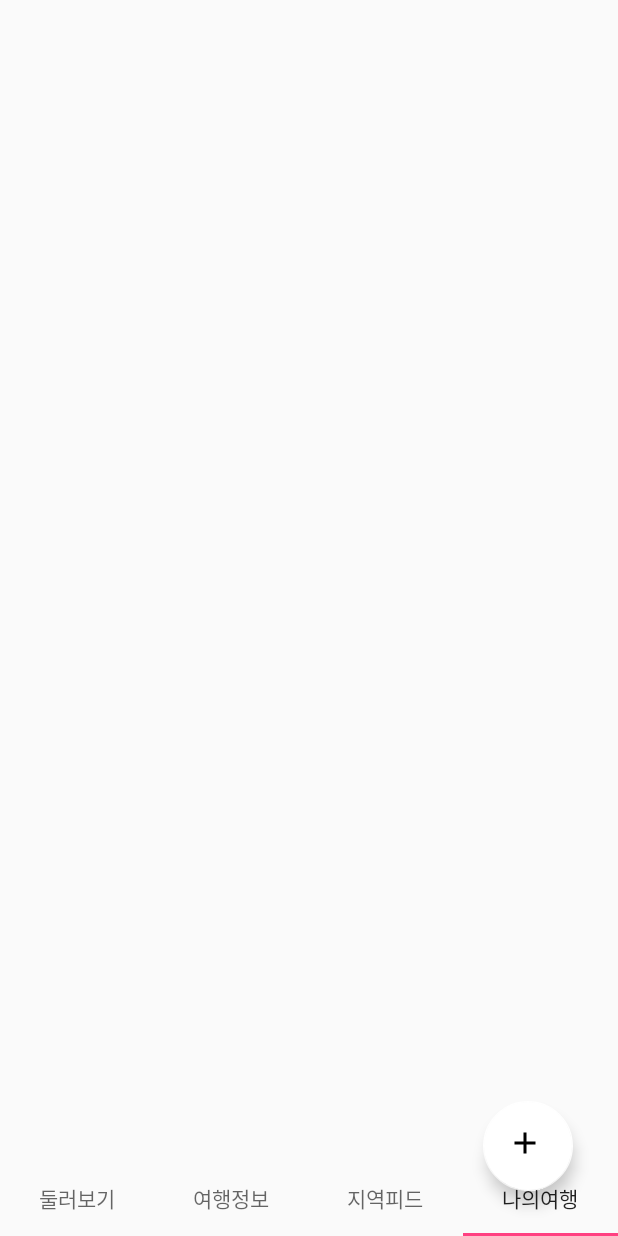
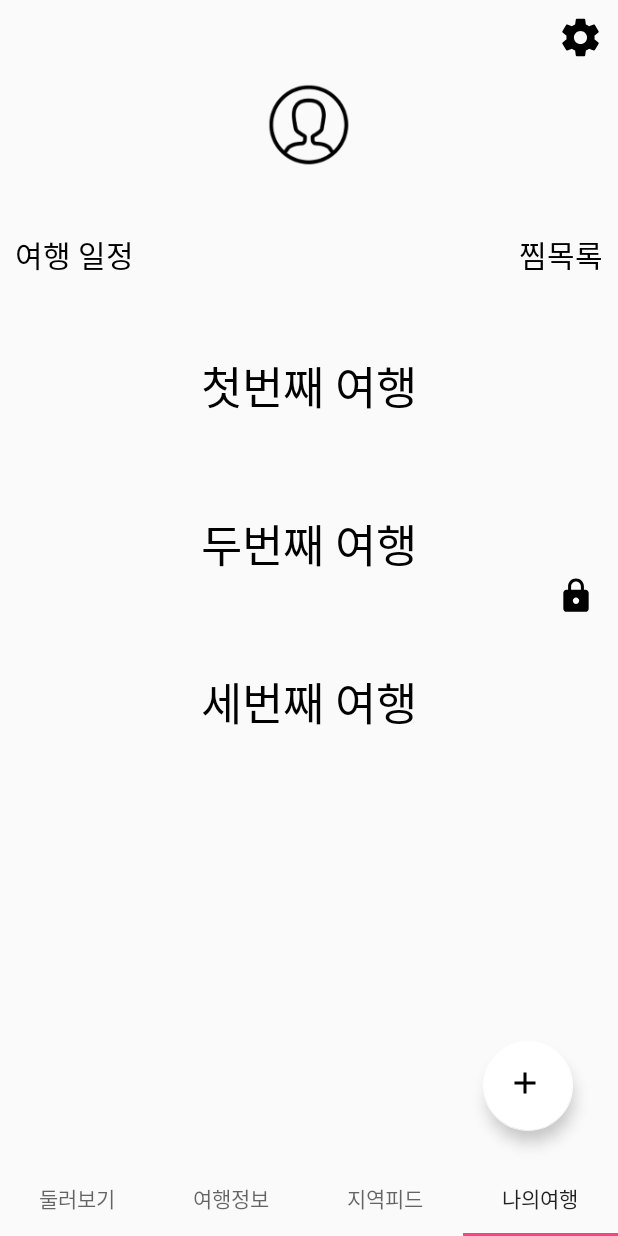
Before and after one commit to guidit/guidit-android, an Android app: the MainActivity screen opened directly, with no data from a screen before it, item 4 of the bottom bar chosen, on a phone screen of 412 x 824 dp. Run offline under Robolectric (Android 15) with nearby library versions, the light colour scheme and no system bars; our stand-ins replace ButterKnife, Picasso, Timber; pictures from the network do not load.

Commit message:
add plan recyclerview

```diff
--- a/app/src/main/java/com/cse421/guidit/activities/MainActivity.java
+++ b/app/src/main/java/com/cse421/guidit/activities/MainActivity.java
@@ -107,7 +107,21 @@ public class MainActivity extends AppCompatActivity {
         hotSight.setInformation("태화강변에 있는 대밭이다.");
         hotSight.setScore(3.7);
 
-        //// TODO: 2017. 5. 9. 나머지 탭의 정보도 넣어야함
+        myPlanList = new ArrayList<>();
+        PlanVo plan1 = new PlanVo();
+        plan1.setName("첫번째 여행");
+        plan1.setPublic(true);
+        PlanVo plan2 = new PlanVo();
+        plan2.setName("두번째 여행");
+        plan2.setPublic(false);
+        PlanVo plan3 = new PlanVo();
+        plan3.setName("세번째 여행");
+        plan3.setPublic(true);
+        myPlanList.add(plan1);
+        myPlanList.add(plan2);
+        myPlanList.add(plan3);
+
+        //// TODO: 2017. 5. 9. 피드 탭의 정보도 넣어야함
 
         setViews();
     }
@@ -133,7 +147,6 @@ public class MainActivity extends AppCompatActivity {
 
             @Override
             public void onPageSelected(int position) {
-                //// TODO: 2017. 5. 1. 나의 여행 탭 클릭시 fab 활성화
                 if (position == 3) {
                     addPlanBtn.setVisibility(View.VISIBLE);
                 } else {
--- a/app/src/main/java/com/cse421/guidit/connections/BaseConnection.java
+++ b/app/src/main/java/com/cse421/guidit/connections/BaseConnection.java
@@ -7,5 +7,5 @@ import android.os.AsyncTask;
  */
 
 public abstract class BaseConnection extends AsyncTask<String, Void, String> {
-    public final String serverUrl = "";
+    public final String serverUrl = "uni07.unist.ac.kr:9222";
 }
--- a/app/src/main/java/com/cse421/guidit/connections/LoginConnection.java
+++ b/app/src/main/java/com/cse421/guidit/connections/LoginConnection.java
@@ -40,7 +40,7 @@ public class LoginConnection extends BaseConnection {
         Timber.d(data);
 
         Request request = new Request.Builder()
-                .url(serverUrl + "/login?" + data)
+                .url(serverUrl + "/users/user?" + data)
                 .build();
 
         try {
@@ -56,6 +56,7 @@ public class LoginConnection extends BaseConnection {
     @Override
     protected void onPostExecute(String s) {
         Timber.d("login on post " + s);
+        // 실패시 id = -1
 
         JSONObject user;
         UserVo userVo = UserVo.getInstance();
--- a/app/src/main/java/com/cse421/guidit/connections/SignUpConnection.java
+++ b/app/src/main/java/com/cse421/guidit/connections/SignUpConnection.java
@@ -40,7 +40,7 @@ public class SignUpConnection extends BaseConnection {
         Timber.d(data);
 
         Request request = new Request.Builder()
-                .url(serverUrl + "/signup?" + data)
+                .url(serverUrl + "/users/signup?" + data)
                 .build();
 
         try {
--- /dev/null
+++ b/app/src/main/res/drawable/ic_lock.xml
@@ -0,0 +1,9 @@
+<vector xmlns:android="http://schemas.android.com/apk/res/android"
+        android:width="24dp"
+        android:height="24dp"
+        android:viewportWidth="24.0"
+        android:viewportHeight="24.0">
+    <path
+        android:fillColor="#FF000000"
+        android:pathData="M18,8h-1L17,6c0,-2.76 -2.24,-5 -5,-5S7,3.24 7,6v2L6,8c-1.1,0 -2,0.9 -2,2v10c0,1.1 0.9,2 2,2h12c1.1,0 2,-0.9 2,-2L20,10c0,-1.1 -0.9,-2 -2,-2zM12,17c-1.1,0 -2,-0.9 -2,-2s0.9,-2 2,-2 2,0.9 2,2 -0.9,2 -2,2zM15.1,8L8.9,8L8.9,6c0,-1.71 1.39,-3.1 3.1,-3.1 1.71,0 3.1,1.39 3.1,3.1v2z"/>
+</vector>
--- /dev/null
+++ b/app/src/main/res/drawable/ic_settings.xml
@@ -0,0 +1,9 @@
+<vector xmlns:android="http://schemas.android.com/apk/res/android"
+        android:width="24dp"
+        android:height="24dp"
+        android:viewportWidth="24.0"
+        android:viewportHeight="24.0">
+    <path
+        android:fillColor="#FF000000"
+        android:pathData="M19.43,12.98c0.04,-0.32 0.07,-0.64 0.07,-0.98s-0.03,-0.66 -0.07,-0.98l2.11,-1.65c0.19,-0.15 0.24,-0.42 0.12,-0.64l-2,-3.46c-0.12,-0.22 -0.39,-0.3 -0.61,-0.22l-2.49,1c-0.52,-0.4 -1.08,-0.73 -1.69,-0.98l-0.38,-2.65C14.46,2.18 14.25,2 14,2h-4c-0.25,0 -0.46,0.18 -0.49,0.42l-0.38,2.65c-0.61,0.25 -1.17,0.59 -1.69,0.98l-2.49,-1c-0.23,-0.09 -0.49,0 -0.61,0.22l-2,3.46c-0.13,0.22 -0.07,0.49 0.12,0.64l2.11,1.65c-0.04,0.32 -0.07,0.65 -0.07,0.98s0.03,0.66 0.07,0.98l-2.11,1.65c-0.19,0.15 -0.24,0.42 -0.12,0.64l2,3.46c0.12,0.22 0.39,0.3 0.61,0.22l2.49,-1c0.52,0.4 1.08,0.73 1.69,0.98l0.38,2.65c0.03,0.24 0.24,0.42 0.49,0.42h4c0.25,0 0.46,-0.18 0.49,-0.42l0.38,-2.65c0.61,-0.25 1.17,-0.59 1.69,-0.98l2.49,1c0.23,0.09 0.49,0 0.61,-0.22l2,-3.46c0.12,-0.22 0.07,-0.49 -0.12,-0.64l-2.11,-1.65zM12,15.5c-1.93,0 -3.5,-1.57 -3.5,-3.5s1.57,-3.5 3.5,-3.5 3.5,1.57 3.5,3.5 -1.57,3.5 -3.5,3.5z"/>
+</vector>
--- a/app/src/main/res/layout/activity_main.xml
+++ b/app/src/main/res/layout/activity_main.xml
@@ -17,7 +17,8 @@
         android:layout_width="60dp"
         android:layout_height="60dp"
         android:layout_gravity= "right|bottom"
-        android:layout_margin="30dp"
+        android:layout_marginRight="30dp"
+        android:layout_marginBottom="70dp"
         android:src="@drawable/ic_add"
         android:visibility="gone"
         app:backgroundTint="@android:color/white"
--- a/app/src/main/res/layout/fragment_my_page.xml
+++ b/app/src/main/res/layout/fragment_my_page.xml
@@ -4,4 +4,70 @@
               android:layout_width="match_parent"
               android:layout_height="match_parent">
 
+    <RelativeLayout
+        android:layout_width="match_parent"
+        android:layout_height="0dp"
+        android:layout_weight="0.4">
+
+        <ImageView
+            android:id="@+id/user_setting"
+            android:layout_width="30dp"
+            android:layout_height="30dp"
+            android:src="@drawable/ic_settings"
+            android:layout_alignParentRight="true"
+            android:layout_margin="10dp"/>
+
+        <LinearLayout
+            android:layout_width="wrap_content"
+            android:layout_height="wrap_content"
+            android:orientation="vertical"
+            android:layout_centerInParent="true">
+
+            <ImageView
+                android:id="@+id/my_profile_img"
+                android:layout_width="60dp"
+                android:layout_height="60dp"
+                android:src="@drawable/profile"/>
+
+            <TextView
+                android:id="@+id/my_name"
+                android:layout_width="wrap_content"
+                android:layout_height="wrap_content"
+                android:text="OOO"
+                android:textColor="@android:color/black"
+                android:textSize="20sp"
+                android:layout_gravity="center"/>
+
+        </LinearLayout>
+
+        <TextView
+            android:id="@+id/plan"
+            android:layout_width="wrap_content"
+            android:layout_height="wrap_content"
+            android:text="여행 일정"
+            android:textColor="@android:color/black"
+            android:textSize="20sp"
+            android:layout_alignParentBottom="true"
+            android:padding="10dp"/>
+
+        <TextView
+            android:id="@+id/favorite"
+            android:layout_width="wrap_content"
+            android:layout_height="wrap_content"
+            android:text="찜목록"
+            android:textColor="@android:color/black"
+            android:textSize="20sp"
+            android:layout_alignParentBottom="true"
+            android:layout_alignParentRight="true"
+            android:padding="10dp"/>
+
+    </RelativeLayout>
+
+    <android.support.v7.widget.RecyclerView
+        android:id="@+id/my_plan_list"
+        android:layout_width="match_parent"
+        android:layout_height="wrap_content"
+        android:layout_weight="0.5"
+        android:padding="10dp"/>
+
 </LinearLayout>
--- /dev/null
+++ b/app/src/main/res/layout/item_plan.xml
@@ -0,0 +1,28 @@
+<?xml version="1.0" encoding="utf-8"?>
+<RelativeLayout xmlns:android="http://schemas.android.com/apk/res/android"
+                android:id="@+id/relative_layout"
+              android:layout_width="match_parent"
+              android:layout_height="wrap_content">
+
+    <TextView
+        android:id="@+id/plan_name"
+        android:layout_width="match_parent"
+        android:layout_height="wrap_content"
+        android:text="여행 이름"
+        android:textColor="@android:color/black"
+        android:textSize="30sp"
+        android:layout_centerInParent="true"
+        android:gravity="center"
+        android:paddingTop="30dp"
+        android:paddingBottom="30dp"/>
+
+    <ImageView
+        android:id="@+id/lock"
+        android:layout_width="25dp"
+        android:layout_height="25dp"
+        android:src="@drawable/ic_lock"
+        android:layout_alignRight="@id/plan_name"
+        android:layout_alignBottom="@id/plan_name"
+        android:layout_margin="5dp"/>
+
+</RelativeLayout>
```
Also changed, not shown: app/src/main/java/com/cse421/guidit/adapters/PlanRecyclerAdapter.java (added, +81 -0 lines), app/src/main/java/com/cse421/guidit/fragments/MyPageFragment.java (+76 -0 lines).
